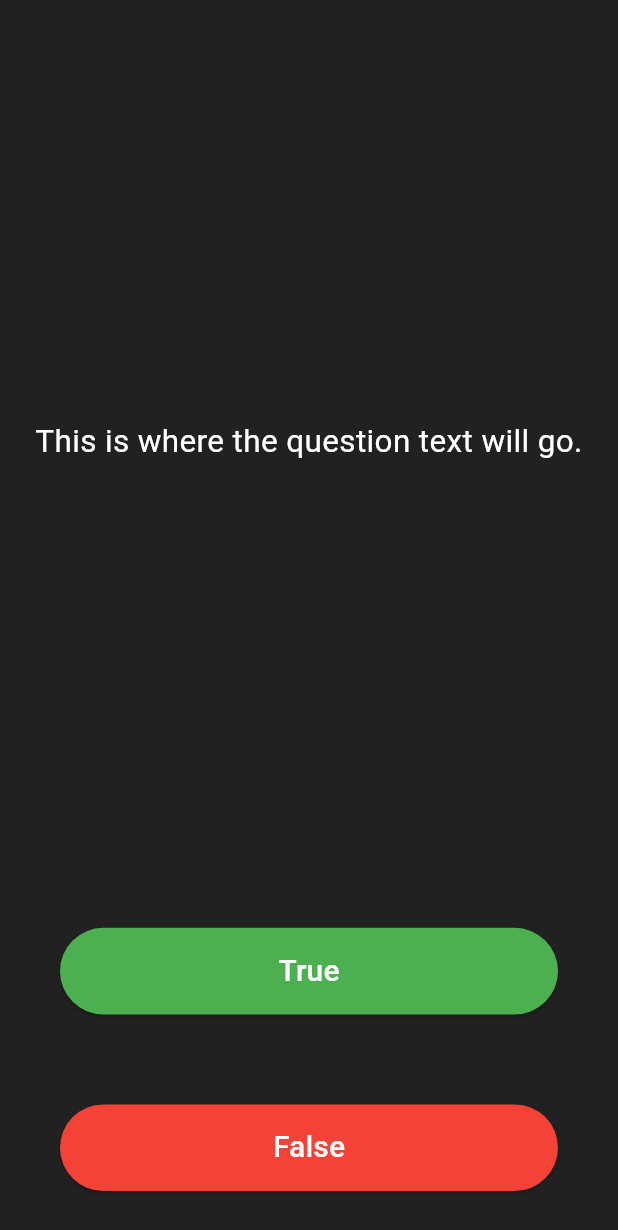
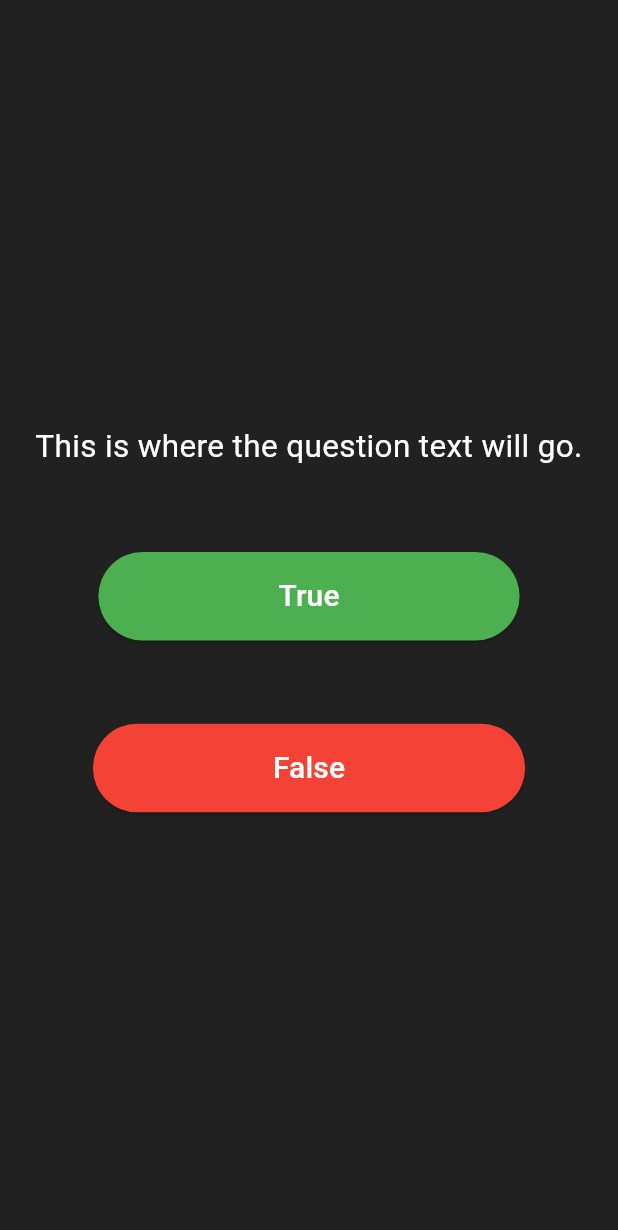
Before and after one commit to KASRA10/QuizApp_v1, a Flutter app: the screen it shows after launch, on a phone screen of 412 x 824 dp. Shown: the top 1230 px of the screen. Run offline on Flutter 3.47's test engine with Material 3 defaults, Android fonts, the light colour scheme and no system bars.

Commit message:
Edit UI and Paddings And Extended Widgets

```diff
--- a/lib/main.dart
+++ b/lib/main.dart
@@ -12,7 +12,9 @@
         backgroundColor: Colors.grey.shade900,
         body: const SafeArea(
           child: Padding(
-            padding: EdgeInsets.symmetric(horizontal: 10.0),
+            padding: EdgeInsets.symmetric(
+              horizontal: 15.5,
+            ),
             child: QuizPage(),
           ),
         ),
@@ -33,17 +35,9 @@
   @override
   Widget build(BuildContext context) {
     return Column(
-      mainAxisAlignment: MainAxisAlignment.spaceEvenly,
-      crossAxisAlignment: CrossAxisAlignment.stretch,
+      mainAxisAlignment: MainAxisAlignment.center,
       children: <Widget>[
-        const Expanded(
-          flex: 5,
-          child: Padding(
-            padding: EdgeInsets.all(
-              10.0,
-            ),
-            child: Center(
-              child: Text(
+        const Text(
           'This is where the question text will go.',
           textAlign: TextAlign.center,
           style: TextStyle(
@@ -51,20 +45,20 @@
             color: Colors.white,
           ),
         ),
+        const Divider(
+          color: Colors.transparent,
+          height: 55.5,
         ),
-          ),
-        ),
-        Expanded(
-          child: Padding(
-            padding: const EdgeInsets.all(
-              30.0,
-            ),
-            child: ElevatedButton(
+        ElevatedButton(
           onPressed: () {
             //The user picked true.
           },
           style: ElevatedButton.styleFrom(
             backgroundColor: Colors.green,
+            padding: const EdgeInsets.symmetric(
+              vertical: 15.0,
+              horizontal: 120.0,
+            ),
           ),
           child: const Text(
             'True',
@@ -74,19 +68,20 @@
             ),
           ),
         ),
+        const Divider(
+          color: Colors.transparent,
+          height: 55.5,
         ),
-        ),
-        Expanded(
-          child: Padding(
-            padding: const EdgeInsets.all(
-              30.0,
-            ),
-            child: ElevatedButton(
+        ElevatedButton(
           onPressed: () {
             //The user picked false.
           },
           style: ElevatedButton.styleFrom(
             backgroundColor: Colors.red,
+            padding: const EdgeInsets.symmetric(
+              vertical: 15.0,
+              horizontal: 120.0,
+            ),
           ),
           child: const Text(
             'False',
@@ -96,8 +91,6 @@
             ),
           ),
         ),
-          ),
-        ),
       ],
     );
   }
```
Lines whose indentation alone changed are shown as unchanged.
